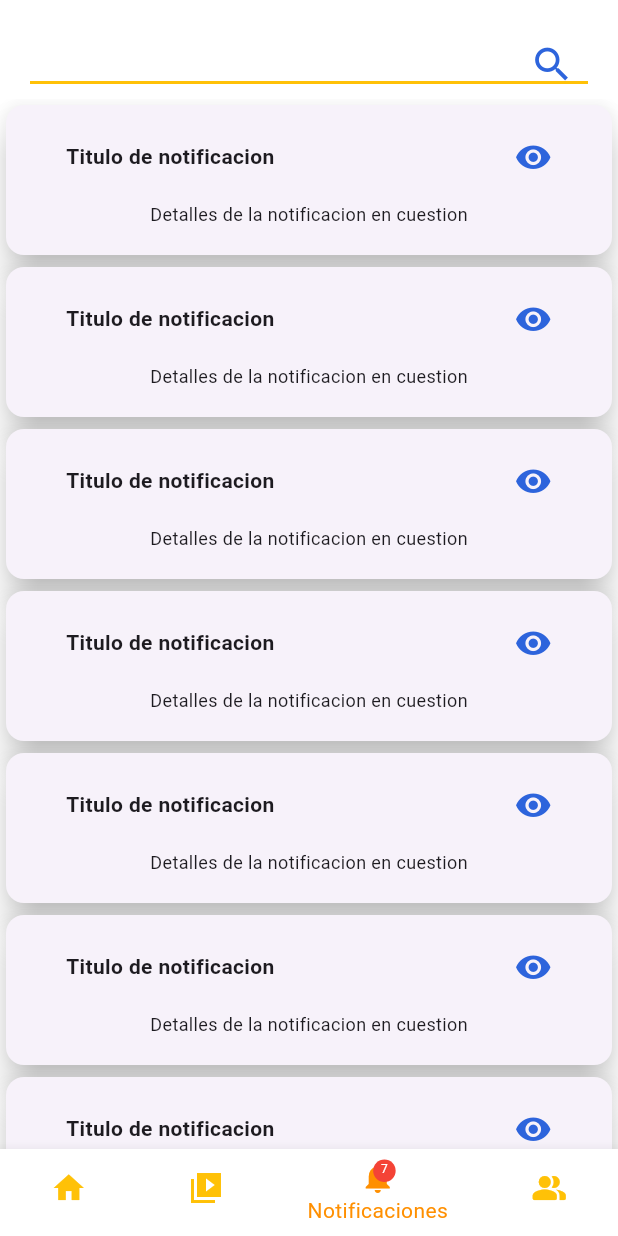
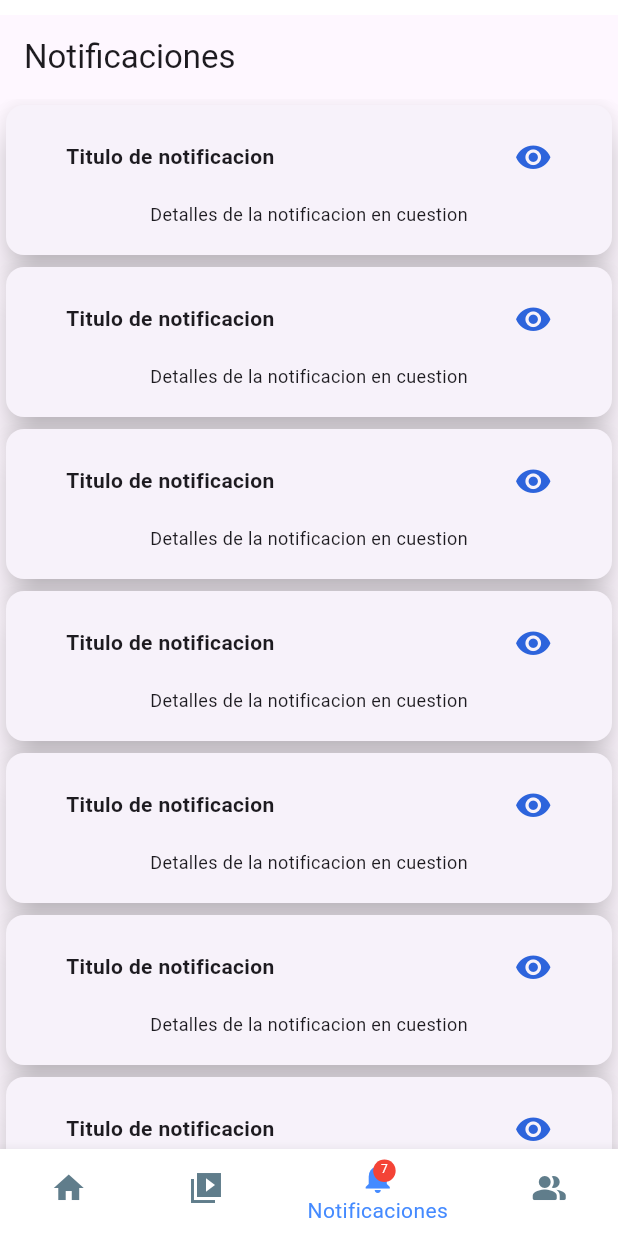
Before and after one commit to LuisCalleLazo/app_missing, a Flutter app: the HomePage screen opened by its route, item 3 of the bottom bar chosen, on a phone screen of 412 x 824 dp. Run offline on Flutter 3.47's test engine with Material 3 defaults, Android fonts, the light colour scheme and no system bars; our stand-ins replace go_router.

Commit message:
Organization Widgets

```diff
--- a/lib/components/input/input_search_dev.dart
+++ b/lib/components/input/input_search_dev.dart
@@ -18,32 +18,12 @@ class InputSearchDev extends StatelessWidget {
             height: 1.3,
             fontSize: 21,
           ),
-          cursorColor: const Color.fromRGBO(255, 179, 0, 1),
           decoration: InputDecoration(
             suffixIcon: IconButton(
               onPressed: () {},
               icon: const Icon(Icons.search),
               iconSize: 30,
             ),
-            border: const UnderlineInputBorder(
-              borderSide: BorderSide(
-                color: Colors.amber,
-                width: 2.0,
-              ),
-            ),
-            enabledBorder: const UnderlineInputBorder(
-              borderSide: BorderSide(
-                color: Colors.amber,
-                width: 2.0, // Ajusta el grosor del borde inferior
-              ),
-            ),
-            focusedBorder: const UnderlineInputBorder(
-              borderSide: BorderSide(
-                color: Colors.amber,
-                width: 2.0, // Ajusta el grosor del borde inferior
-              ),
-            ),
-            contentPadding: const EdgeInsets.only(left: 20.0, top: 10.0),
           ),
         ),
       ),
--- a/lib/components/navigation/navigation.dart
+++ b/lib/components/navigation/navigation.dart
@@ -11,8 +11,8 @@ class Navigation extends StatelessWidget {
     return BottomNavigationBar(
       type: BottomNavigationBarType.shifting,
       backgroundColor: const Color.fromRGBO(255, 255, 255, 1),
-      unselectedItemColor: Colors.amber,
-      selectedItemColor: Colors.amber[800],
+      unselectedItemColor: Colors.blueGrey,
+      selectedItemColor: Colors.blueAccent,
       items: <BottomNavigationBarItem>[
         const BottomNavigationBarItem(
           icon: Icon(Icons.home),
--- a/lib/screens/home/home_screen.dart
+++ b/lib/screens/home/home_screen.dart
@@ -1,10 +1,40 @@
+import 'package:app_missing/components/card/card_notification_dev.dart';
+import 'package:app_missing/components/input/input_search_dev.dart';
 import 'package:flutter/material.dart';
+
+const cards = <Map<String, dynamic>>[
+  {'elevation': 0.0, 'label': 'Elevation 0'},
+  {'elevation': 1.0, 'label': 'Elevation 1'},
+  {'elevation': 2.0, 'label': 'Elevation 2'},
+  {'elevation': 3.0, 'label': 'Elevation 3'},
+  {'elevation': 4.0, 'label': 'Elevation 4'},
+  {'elevation': 5.0, 'label': 'Elevation 5'},
+  {'elevation': 0.0, 'label': 'Elevation 0'},
+  {'elevation': 1.0, 'label': 'Elevation 1'},
+  {'elevation': 2.0, 'label': 'Elevation 2'},
+  {'elevation': 3.0, 'label': 'Elevation 3'},
+  {'elevation': 4.0, 'label': 'Elevation 4'},
+  {'elevation': 5.0, 'label': 'Elevation 5'},
+  {'elevation': 0.0, 'label': 'Elevation 0'},
+  {'elevation': 1.0, 'label': 'Elevation 1'},
+];
 
 class HomeScreen extends StatelessWidget {
   const HomeScreen({super.key});
 
   @override
   Widget build(BuildContext context) {
-    return const Placeholder();
+    return Scaffold(
+      appBar: AppBar(
+        title: const Text("Publicaciones"),
+        automaticallyImplyLeading: false,
+      ),
+      body: ListView.builder(
+        itemCount: cards.length,
+        itemBuilder: (context, index) {
+          return const CardNotificationDev();
+        },
+      ),
+    );
   }
 }
--- a/lib/screens/missing/missing_screen.dart
+++ b/lib/screens/missing/missing_screen.dart
@@ -1,10 +1,39 @@
+import 'package:app_missing/components/card/card_notification_dev.dart';
 import 'package:flutter/material.dart';
+
+const cards = <Map<String, dynamic>>[
+  {'elevation': 0.0, 'label': 'Elevation 0'},
+  {'elevation': 1.0, 'label': 'Elevation 1'},
+  {'elevation': 2.0, 'label': 'Elevation 2'},
+  {'elevation': 3.0, 'label': 'Elevation 3'},
+  {'elevation': 4.0, 'label': 'Elevation 4'},
+  {'elevation': 5.0, 'label': 'Elevation 5'},
+  {'elevation': 0.0, 'label': 'Elevation 0'},
+  {'elevation': 1.0, 'label': 'Elevation 1'},
+  {'elevation': 2.0, 'label': 'Elevation 2'},
+  {'elevation': 3.0, 'label': 'Elevation 3'},
+  {'elevation': 4.0, 'label': 'Elevation 4'},
+  {'elevation': 5.0, 'label': 'Elevation 5'},
+  {'elevation': 0.0, 'label': 'Elevation 0'},
+  {'elevation': 1.0, 'label': 'Elevation 1'},
+];
 
 class MissingScreen extends StatelessWidget {
   const MissingScreen({super.key});
 
   @override
   Widget build(BuildContext context) {
-    return const Placeholder();
+    return Scaffold(
+      appBar: AppBar(
+        title: const Text("Personas desaparecidas"),
+        automaticallyImplyLeading: false,
+      ),
+      body: ListView.builder(
+        itemCount: cards.length,
+        itemBuilder: (context, index) {
+          return const CardNotificationDev();
+        },
+      ),
+    );
   }
 }
--- a/lib/screens/notification/notification_screen.dart
+++ b/lib/screens/notification/notification_screen.dart
@@ -1,5 +1,4 @@
 import 'package:app_missing/components/card/card_notification_dev.dart';
-import 'package:app_missing/components/input/input_search_dev.dart';
 import 'package:flutter/material.dart';
 
 const cards = <Map<String, dynamic>>[
@@ -17,10 +16,6 @@ const cards = <Map<String, dynamic>>[
   {'elevation': 5.0, 'label': 'Elevation 5'},
   {'elevation': 0.0, 'label': 'Elevation 0'},
   {'elevation': 1.0, 'label': 'Elevation 1'},
-  {'elevation': 2.0, 'label': 'Elevation 2'},
-  {'elevation': 3.0, 'label': 'Elevation 3'},
-  {'elevation': 4.0, 'label': 'Elevation 4'},
-  {'elevation': 5.0, 'label': 'Elevation 5'},
 ];
 
 class NotificationScreen extends StatelessWidget {
@@ -28,31 +23,17 @@ class NotificationScreen extends StatelessWidget {
 
   @override
   Widget build(BuildContext context) {
-    return CustomScrollView(
-      slivers: [
-        SliverAppBar(
-          pinned: true,
-          floating: false,
-          backgroundColor: Colors.white,
-          elevation: 0,
-          automaticallyImplyLeading: false,
-          flexibleSpace: FlexibleSpaceBar(
-            titlePadding: const EdgeInsets.all(0),
-            title: Container(
-              alignment: Alignment.center,
-              child: const InputSearchDev(),
-            ),
-          ),
-        ),
-        SliverList(
-          delegate: SliverChildBuilderDelegate(
-            (context, index) {
-              return const CardNotificationDev();
-            },
-            childCount: cards.length,
-          ),
-        ),
-      ],
+    return Scaffold(
+      appBar: AppBar(
+        title: const Text("Notificaciones"),
+        automaticallyImplyLeading: false,
+      ),
+      body: ListView.builder(
+        itemCount: cards.length,
+        itemBuilder: (context, index) {
+          return const CardNotificationDev();
+        },
+      ),
     );
   }
 }
--- a/lib/screens/video/video_screen.dart
+++ b/lib/screens/video/video_screen.dart
@@ -1,10 +1,38 @@
+import 'package:app_missing/components/card/card_notification_dev.dart';
 import 'package:flutter/material.dart';
 
+const cards = <Map<String, dynamic>>[
+  {'elevation': 0.0, 'label': 'Elevation 0'},
+  {'elevation': 1.0, 'label': 'Elevation 1'},
+  {'elevation': 2.0, 'label': 'Elevation 2'},
+  {'elevation': 3.0, 'label': 'Elevation 3'},
+  {'elevation': 4.0, 'label': 'Elevation 4'},
+  {'elevation': 5.0, 'label': 'Elevation 5'},
+  {'elevation': 0.0, 'label': 'Elevation 0'},
+  {'elevation': 1.0, 'label': 'Elevation 1'},
+  {'elevation': 2.0, 'label': 'Elevation 2'},
+  {'elevation': 3.0, 'label': 'Elevation 3'},
+  {'elevation': 4.0, 'label': 'Elevation 4'},
+  {'elevation': 5.0, 'label': 'Elevation 5'},
+  {'elevation': 0.0, 'label': 'Elevation 0'},
+  {'elevation': 1.0, 'label': 'Elevation 1'},
+];
 class VideoScreen extends StatelessWidget {
   const VideoScreen({super.key});
 
   @override
   Widget build(BuildContext context) {
-    return const Placeholder();
+    return Scaffold(
+      appBar: AppBar(
+        title: const Text("Videos encontrados"),
+        automaticallyImplyLeading: false,
+      ),
+      body: ListView.builder(
+        itemCount: cards.length,
+        itemBuilder: (context, index) {
+          return const CardNotificationDev();
+        },
+      ),
+    );
   }
 }
```
Also changed, not shown: lib/components/card/card_person_dev.dart (added), lib/components/card/card_publication_dev.dart (added), lib/components/card/card_video_dev.dart (added).
